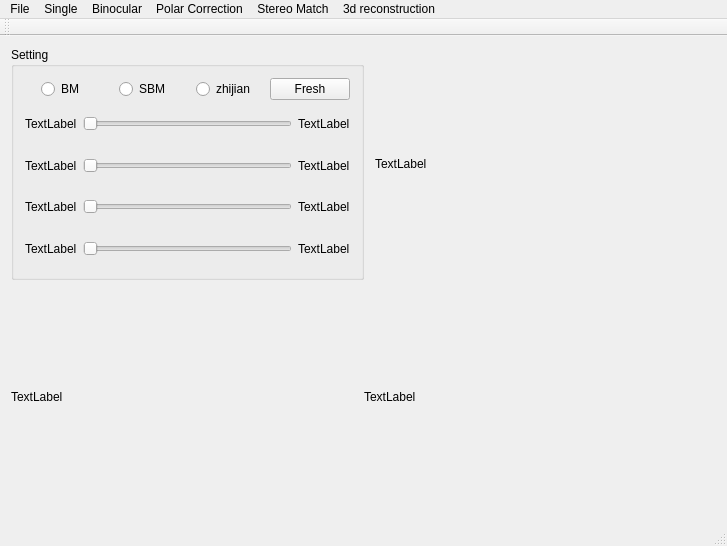
Qt form mainwindow.ui (cooljiansir/3dreconstruction) before a commit.
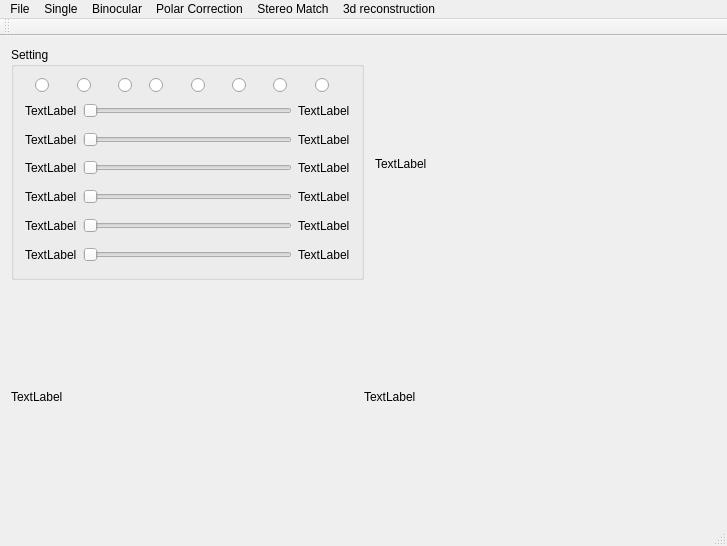
The same form after that commit. The open tabs and pages were chosen to show the change. Custom widgets are drawn as their Qt base class.

The edit to the form file:
```diff
--- a/mainwindow.ui
+++ b/mainwindow.ui
@@ -387,35 +387,88 @@
                 <item alignment="Qt::AlignHCenter">
                  <widget class="QRadioButton" name="radioButton_2">
                   <property name="text">
-                   <string>BM</string>
+                   <string/>
                   </property>
                  </widget>
                 </item>
                 <item alignment="Qt::AlignHCenter">
                  <widget class="QRadioButton" name="radioButton">
                   <property name="text">
-                   <string>SBM</string>
+                   <string/>
                   </property>
                  </widget>
                 </item>
                 <item alignment="Qt::AlignHCenter">
                  <widget class="QRadioButton" name="radioButton_3">
                   <property name="text">
-                   <string>zhijian</string>
+                   <string/>
                   </property>
                  </widget>
                 </item>
                 <item>
-                 <widget class="QPushButton" name="stereoMatchLoadBut">
+                 <widget class="QRadioButton" name="stereoRadio3">
                   <property name="text">
-                   <string>Fresh</string>
+                   <string/>
                   </property>
                  </widget>
                 </item>
+                <item>
+                 <widget class="QRadioButton" name="stereoRadio4">
+                  <property name="text">
+                   <string/>
+                  </property>
+                 </widget>
+                </item>
+                <item>
+                 <widget class="QRadioButton" name="stereoRadio5">
+                  <property name="text">
+                   <string/>
+                  </property>
+                 </widget>
+                </item>
+                <item>
+                 <widget class="QRadioButton" name="stereoRadio6">
+                  <property name="text">
+                   <string/>
+                  </property>
+                 </widget>
+                </item>
+                <item>
+                 <widget class="QRadioButton" name="stereoRadio7">
+                  <property name="text">
+                   <string/>
+                  </property>
+                 </widget>
+                </item>
                </layout>
               </item>
               <item>
-               <layout class="QHBoxLayout" name="horizontalLayout_25">
+               <layout class="QHBoxLayout" name="stereoParam0_2">
+                <item>
+                 <widget class="QLabel" name="sliderLabel0">
+                  <property name="text">
+                   <string>TextLabel</string>
+                  </property>
+                 </widget>
+                </item>
+                <item>
+                 <widget class="QSlider" name="slider0">
+                  <property name="orientation">
+                   <enum>Qt::Horizontal</enum>
+                  </property>
+                 </widget>
+                </item>
+                <item>
+                 <widget class="QLabel" name="sliderLabel0v">
+                  <property name="text">
+                   <string>TextLabel</string>
+                  </property>
+                 </widget>
+                </item>
+               </layout>
+              </item>
+              <item>
+               <layout class="QHBoxLayout" name="stereoParam1_2">
                 <item>
                  <widget class="QLabel" name="sliderLabel1">
                   <property name="text">
@@ -424,7 +477,7 @@
                  </widget>
                 </item>
                 <item>
-                 <widget class="QSlider" name="horizontalSlider">
+                 <widget class="QSlider" name="slider1">
                   <property name="orientation">
                    <enum>Qt::Horizontal</enum>
                   </property>
@@ -514,6 +567,31 @@
                 </item>
                </layout>
               </item>
+              <item>
+               <layout class="QHBoxLayout" name="stereoParam4">
+                <item>
+                 <widget class="QLabel" name="sliderLabel5">
+                  <property name="text">
+                   <string>TextLabel</string>
+                  </property>
+                 </widget>
+                </item>
+                <item>
+                 <widget class="QSlider" name="slider5">
+                  <property name="orientation">
+                   <enum>Qt::Horizontal</enum>
+                  </property>
+                 </widget>
+                </item>
+                <item>
+                 <widget class="QLabel" name="sliderLabel5v">
+                  <property name="text">
+                   <string>TextLabel</string>
+                  </property>
+                 </widget>
+                </item>
+               </layout>
+              </item>
              </layout>
             </widget>
            </item>
```
Left out of the diff: 22 changed lines with no effect on the pictures.
